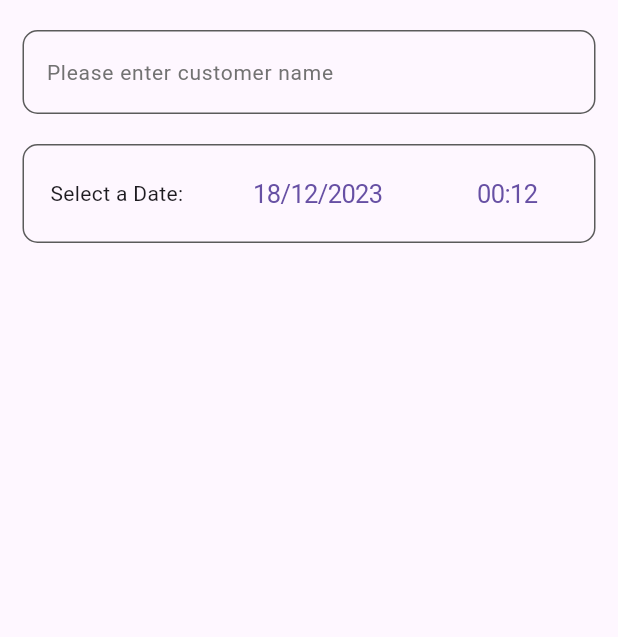
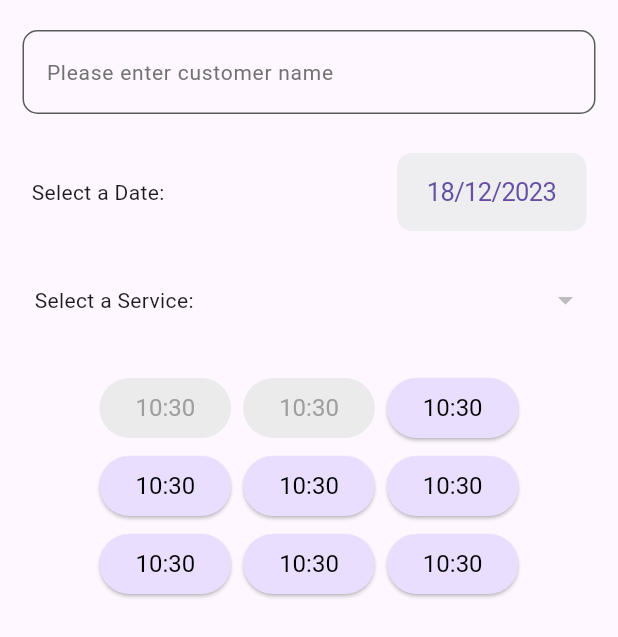
Before and after one commit to Idanmal8/Bookmarko_frontend_serverpod, a Flutter app: the SchedualAppointmentBottomSheetForm widget shown alone on an empty page, opened directly with empty values, on a phone screen of 412 x 824 dp. Shown: the top 637 px of the screen. Run offline on Flutter 3.47's test engine with Material 3 defaults, Android fonts, the phone set to English and light mode, and no system bars; our stand-ins replace flutter_svg, google_fonts, shared_preferences, table_calendar; missing offline and left inert: serverpod, serverpod_client, serverpod_flutter; accounts and stored records are empty; statements that could not run were skipped.

Commit message:
continue working on appointment schedualing functionality

```diff
--- a/bookmarko/bookmarko_flutter/lib/screens/calendar_screen/calendar.dart
+++ b/bookmarko/bookmarko_flutter/lib/screens/calendar_screen/calendar.dart
@@ -1,10 +1,9 @@
 import 'package:bookmarko_flutter/screens/calendar_screen/widget/schedual_an_appointment_bottom_sheet.dart';
+import 'package:bookmarko_client/bookmarko_client.dart';
+import 'package:table_calendar/table_calendar.dart';
+import 'package:provider/provider.dart';
 import 'package:flutter/material.dart';
-import 'package:provider/provider.dart';
-import 'package:table_calendar/table_calendar.dart';
-import 'package:bookmarko_client/bookmarko_client.dart';
 
-import 'package:bookmarko_flutter/controllers/auth_controller.dart';
 import 'package:bookmarko_flutter/controllers/connection_controller.dart';
 
 import 'package:bookmarko_flutter/screens/calendar_screen/widget/appointments.dart';
@@ -23,7 +22,6 @@ class Calendar extends StatelessWidget {
     return ChangeNotifierProvider<CalendarController>(
       create: (context) => CalendarController(
         connectionController: context.read<ConnectionController>(),
-        authController: context.read<AuthController>(),
         business: business,
       ),
       child: Consumer<CalendarController>(
@@ -33,7 +31,9 @@ class Calendar extends StatelessWidget {
               onPressed: () {
                 showModalBottomSheet(
                   context: context,
-                  builder: (context) => SchedualAppointmentBottomSheetForm(controller: controller, selectedDate: controller.getSelectedDate),
+                  builder: (context) => SchedualAppointmentBottomSheetForm(
+                      controller: controller,
+                      selectedDate: controller.getSelectedDate),
                 );
               },
               child: const Icon(Icons.add),
@@ -65,8 +65,8 @@ class Calendar extends StatelessWidget {
                     const SizedBox(height: 20),
                     if (!controller.isLoading) // Check if not loading
                       Appointments(
-                        appointments: controller
-                            .appointments, appointmentsController: controller,
+                        appointments: controller.appointments,
+                        appointmentsController: controller,
                       )
                     else
                       const CircularProgressIndicator(),
--- a/bookmarko/bookmarko_flutter/lib/screens/calendar_screen/controller/calendar_screen_controller.dart
+++ b/bookmarko/bookmarko_flutter/lib/screens/calendar_screen/controller/calendar_screen_controller.dart
@@ -1,5 +1,4 @@
 import 'package:bookmarko_client/bookmarko_client.dart';
-import 'package:bookmarko_flutter/controllers/auth_controller.dart';
 import 'package:bookmarko_flutter/controllers/connection_controller.dart';
 import 'package:bookmarko_flutter/screens/edit_appointment_screen/edit_appointment_screen.dart';
 import 'package:table_calendar/table_calendar.dart';
@@ -7,14 +6,15 @@ import 'package:flutter/material.dart';
 
 class CalendarController extends ChangeNotifier {
   final ConnectionController _connectionController;
-  final AuthController _authController;
   final Business business;
 
   DateTime selectedDate = DateTime.now();
   DateTime today = DateTime.now();
   List<Appointment> _appointments = [];
+  List<Service> _services = [];
   bool _isLoading = false;
   bool _initAppointmentList = false;
+  Service? selectedService;
   DateTime selectedHourNewAppointment = DateTime(
     DateTime.now().year,
     DateTime.now().month,
@@ -24,19 +24,25 @@ class CalendarController extends ChangeNotifier {
   );
 
   CalendarController({
-    required AuthController authController,
     required ConnectionController connectionController,
     required this.business,
-  })  : _connectionController = connectionController,
-        _authController = authController {
+  }) : _connectionController = connectionController {
     _init();
   }
 
   DateTime get getSelectedDate => selectedDate;
+  DateTime get getToday => today;
+  Service? get getSelectedService => selectedService;
   bool get isLoading => _isLoading;
   bool get initAppointmentList => _initAppointmentList;
   List<Appointment> get appointments => [..._appointments];
+  List<Service> get services => [..._services];
   DateTime get getSelectedHourNewAppointment => selectedHourNewAppointment;
+
+  set setSelectedService(Service? service) {
+    selectedService = service;
+    notifyListeners();
+  }
 
   set setSelectedHourNewAppointment(DateTime date) {
     selectedHourNewAppointment = date;
@@ -63,7 +69,10 @@ class CalendarController extends ChangeNotifier {
             .getAppointments(business.id ?? 0, today) ??
         [];
 
-    print(_appointments);
+    _services = await _connectionController.client?.services
+            .getServices(business.id ?? 0) ??
+        [];
+
     _isLoading = false;
     notifyListeners();
 
--- /dev/null
+++ b/bookmarko/bookmarko_flutter/lib/screens/calendar_screen/widget/hours_bubble.dart
@@ -0,0 +1,38 @@
+import 'package:flutter/material.dart';
+import 'package:intl/intl.dart';
+
+class HoursBubble extends StatelessWidget {
+  final bool isAvailable;
+  final DateTime time;
+  final VoidCallback onPressedSetTime;
+
+  const HoursBubble({
+    required this.isAvailable,
+    required this.time,
+    required this.onPressedSetTime,
+    super.key,
+  });
+
+  @override
+  Widget build(BuildContext context) {
+    return ElevatedButton(
+      style: ButtonStyle(
+        textStyle: MaterialStateProperty.all(const TextStyle(fontSize: 16)),
+        foregroundColor: MaterialStateProperty.resolveWith<Color>(
+          (states) {
+            if (states.contains(MaterialState.disabled)) {
+              return Colors.grey; // Text color when the button is disabled
+            }
+            return Colors.black; // Text color for all other states
+          },
+        ),
+
+        backgroundColor: isAvailable
+            ? MaterialStateProperty.all(const Color.fromARGB(255, 234, 222, 255))
+            : MaterialStateProperty.all(const Color.fromARGB(255, 235, 235, 235)),
+      ),
+      onPressed: isAvailable ? onPressedSetTime : null,
+      child: Text(DateFormat('HH:mm').format(time)), // Changed 'MM' to 'mm' for minutes
+    );
+  }
+}
--- a/bookmarko/bookmarko_flutter/lib/screens/calendar_screen/widget/schedual_an_appointment_bottom_sheet.dart
+++ b/bookmarko/bookmarko_flutter/lib/screens/calendar_screen/widget/schedual_an_appointment_bottom_sheet.dart
@@ -1,4 +1,6 @@
+import 'package:bookmarko_client/bookmarko_client.dart';
 import 'package:bookmarko_flutter/screens/calendar_screen/controller/calendar_screen_controller.dart';
+import 'package:bookmarko_flutter/screens/calendar_screen/widget/hours_bubble.dart';
 import 'package:flutter/cupertino.dart';
 import 'package:intl/intl.dart';
 import 'package:flutter/material.dart';
@@ -54,20 +56,18 @@ class SchedualAppointmentBottomSheetForm extends StatelessWidget {
             ),
           ),
           const SizedBox(height: 20),
-          Container(
-            decoration: BoxDecoration(
-              borderRadius: BorderRadius.circular(10),
-              border: Border.all(
-                color: const Color.fromARGB(255, 91, 91, 91),
-              ),
-            ),
-            child: Padding(
+          Padding(
             padding: const EdgeInsets.all(6.0),
             child: Row(
               mainAxisAlignment: MainAxisAlignment.spaceAround,
               children: [
-                  const Text('Select a Date: '),
-                  CupertinoButton(
+                const Expanded(child: Text('Select a Date: ')),
+                Container(
+                  decoration: BoxDecoration(
+                    color: const Color.fromARGB(255, 238, 238, 240),
+                    borderRadius: BorderRadius.circular(10),
+                  ),
+                  child: CupertinoButton(
                     child: Text(DateFormat('dd/MM/yyyy').format(selectedDate)),
                     onPressed: () => showDialog(
                       context: context,
@@ -86,34 +86,54 @@ class SchedualAppointmentBottomSheetForm extends StatelessWidget {
                       },
                     ),
                   ),
-                  CupertinoButton(
-                    child: Text(DateFormat('HH:MM').format(controller.getSelectedHourNewAppointment)), // Display the selected time
-                    onPressed: () => showDialog(
-                      context: context,
-                      builder: (BuildContext context) {
-                        return Dialog(
-                          child: CupertinoDatePicker(
-                            mode: CupertinoDatePickerMode
-                                .time, // Set mode to time
-                            initialDateTime: DateTime(
-                              DateTime.now().year,
-                              DateTime.now().month,
-                              DateTime.now().day,
-                              0,
-                              0,
-                            ),
-                            use24hFormat:
-                                true, // Optional based on your preference
-                            onDateTimeChanged: (DateTime newTime) {
-                              controller.selectedHourNewAppointment = newTime;
-                            },
-                          ),
-                        );
-                      },
-                    ),
                 ),
               ],
             ),
+          ),
+          const SizedBox(height: 20),
+          Padding(
+            padding: const EdgeInsets.all(8.0),
+            child: Row(
+              mainAxisAlignment: MainAxisAlignment.spaceAround,
+              children: [
+                const Expanded(child: Text('Select a Service: ')),
+                DropdownButton<Service>(
+                  value: controller.services.isNotEmpty
+                      ? controller.services[0]
+                      : null,
+                  underline: Container(),
+                  items: controller.services.map((Service service) {
+                    return DropdownMenuItem<Service>(
+                      value: service,
+                      child: Text(service
+                          .serviceName), // Assuming 'name' is a property of Service
+                    );
+                  }).toList(),
+                  onChanged: (Service? newValue) {
+                    controller.setSelectedService = newValue;
+                  },
+                  isExpanded: false,
+                ),
+              ],
+            ),
+          ),
+          const SizedBox(height: 20),
+          Padding(
+            padding: const EdgeInsets.all(8.0),
+            child: Wrap(
+              spacing: 8.0, // Horizontal space between chips
+              runSpacing: 4.0, // Vertical space between chips
+              children: <Widget>[
+                HoursBubble(isAvailable: false, time: DateTime.now(), onPressedSetTime: () {}),
+                HoursBubble(isAvailable: false, time: DateTime.now(), onPressedSetTime: () {}),
+                HoursBubble(isAvailable: true, time: DateTime.now(), onPressedSetTime: () {}),
+                HoursBubble(isAvailable: true, time: DateTime.now(), onPressedSetTime: () {}),
+                HoursBubble(isAvailable: true, time: DateTime.now(), onPressedSetTime: () {}),
+                HoursBubble(isAvailable: true, time: DateTime.now(), onPressedSetTime: () {}),
+                HoursBubble(isAvailable: true, time: DateTime.now(), onPressedSetTime: () {}),
+                HoursBubble(isAvailable: true, time: DateTime.now(), onPressedSetTime: () {}),
+                HoursBubble(isAvailable: true, time: DateTime.now(), onPressedSetTime: () {}),
+              ]
             ),
           ),
         ],
```
Lines whose indentation alone changed are shown as unchanged.
